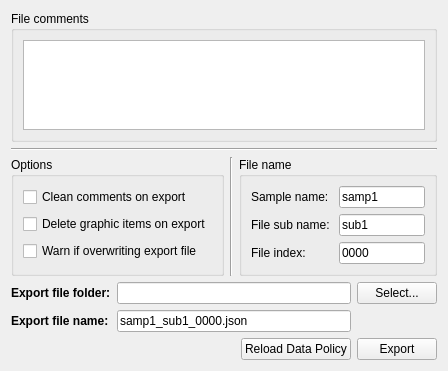
Old version of the form gui/ui_files/export_data_layout.ui in the repository natxo14/mxcube.
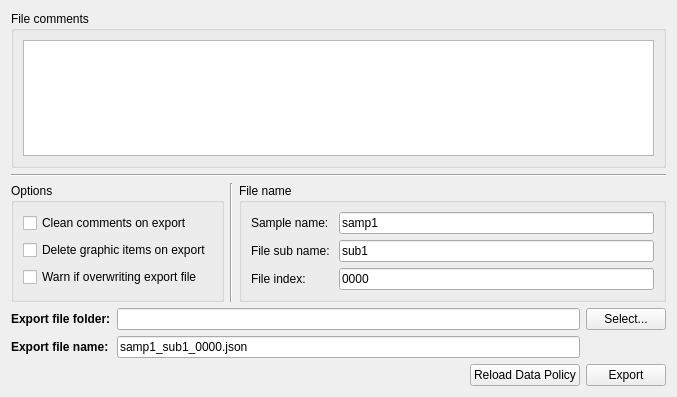
New version of the form.

Commit message: new fixed size to display everything correctly

Diff of the .ui file:
```diff
--- a/gui/ui_files/export_data_layout.ui
+++ b/gui/ui_files/export_data_layout.ui
@@ -6,8 +6,8 @@
    <rect>
     <x>0</x>
     <y>0</y>
-    <width>448</width>
-    <height>371</height>
+    <width>677</width>
+    <height>397</height>
    </rect>
   </property>
   <property name="windowTitle">
```
